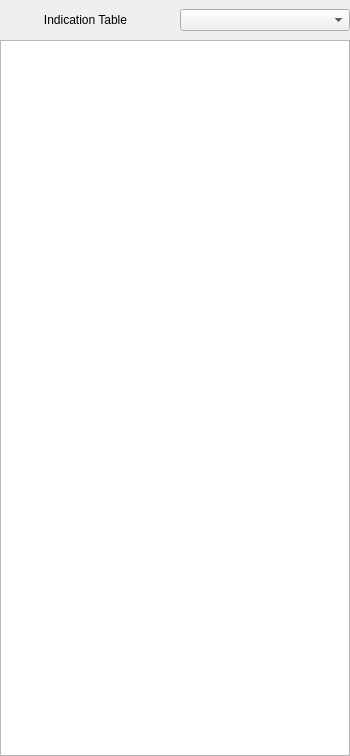
This is phascan_view/ui/indicationtablewidget.ui in qinxingying/hello-word as Qt 5 draws it before an edit. The edited form follows.
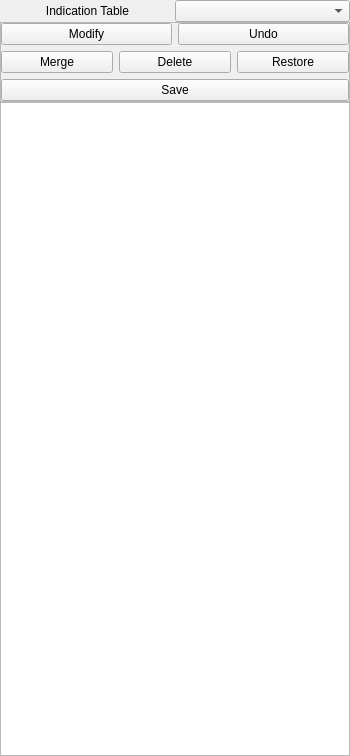
This is the edited form.

Commit message: 修改人工复评界面，可对缺陷进行修改

The edit to the form file:
```diff
--- a/phascan_view/ui/indicationtablewidget.ui
+++ b/phascan_view/ui/indicationtablewidget.ui
@@ -13,15 +13,15 @@
   <property name="windowTitle">
    <string>Form</string>
   </property>
-  <layout class="QVBoxLayout" name="verticalLayout">
+  <layout class="QVBoxLayout" name="verticalLayout_3">
    <property name="spacing">
-    <number>9</number>
+    <number>0</number>
    </property>
    <property name="leftMargin">
     <number>0</number>
    </property>
    <property name="topMargin">
-    <number>9</number>
+    <number>0</number>
    </property>
    <property name="rightMargin">
     <number>0</number>
@@ -46,6 +46,84 @@
      </item>
     </layout>
    </item>
+   <item>
+    <widget class="QFrame" name="frame">
+     <property name="frameShape">
+      <enum>QFrame::StyledPanel</enum>
+     </property>
+     <property name="frameShadow">
+      <enum>QFrame::Raised</enum>
+     </property>
+     <layout class="QVBoxLayout" name="verticalLayout_2">
+      <property name="leftMargin">
+       <number>0</number>
+      </property>
+      <property name="topMargin">
+       <number>0</number>
+      </property>
+      <property name="rightMargin">
+       <number>0</number>
+      </property>
+      <property name="bottomMargin">
+       <number>0</number>
+      </property>
+      <item>
+       <layout class="QVBoxLayout" name="verticalLayout">
+        <item>
+         <layout class="QHBoxLayout" name="horizontalLayout_2">
+          <item>
+           <widget class="QPushButton" name="modifyBtn">
+            <property name="text">
+             <string>Modify</string>
+            </property>
+           </widget>
+          </item>
+          <item>
+           <widget class="QPushButton" name="undoBtn">
+            <property name="text">
+             <string>Undo</string>
+            </property>
+           </widget>
+          </item>
+         </layout>
+        </item>
+        <item>
+         <layout class="QHBoxLayout" name="horizontalLayout_3">
+          <item>
+           <widget class="QPushButton" name="mergeBtn">
+            <property name="text">
+             <string>Merge</string>
+            </property>
+           </widget>
+          </item>
+          <item>
+           <widget class="QPushButton" name="deleteBtn">
+            <property name="text">
+             <string>Delete</string>
+            </property>
+           </widget>
+          </item>
+          <item>
+           <widget class="QPushButton" name="restoreBtn">
+            <property name="text">
+             <string>Restore</string>
+            </property>
+           </widget>
+          </item>
+         </layout>
+        </item>
+        <item>
+         <widget class="QPushButton" name="saveBtn">
+          <property name="text">
+           <string>Save</string>
+          </property>
+         </widget>
+        </item>
+       </layout>
+      </item>
+     </layout>
+    </widget>
+   </item>
    <item>
     <widget class="QTableWidget" name="tableWidget"/>
    </item>
```
The commit also changes 5 other files.
